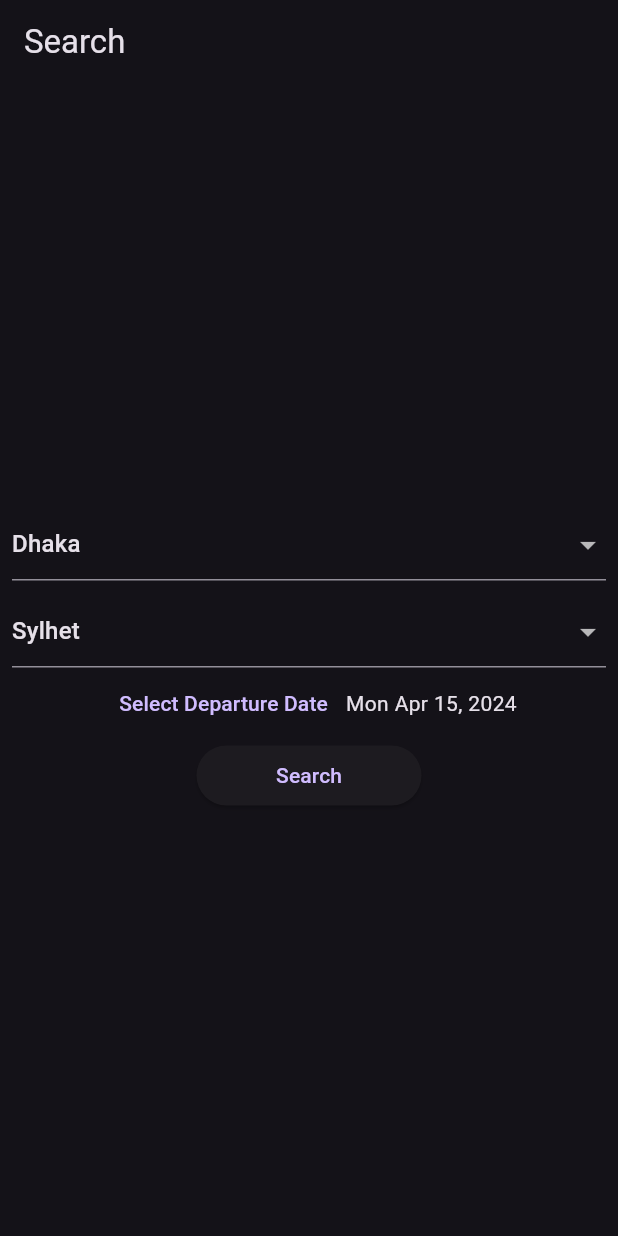
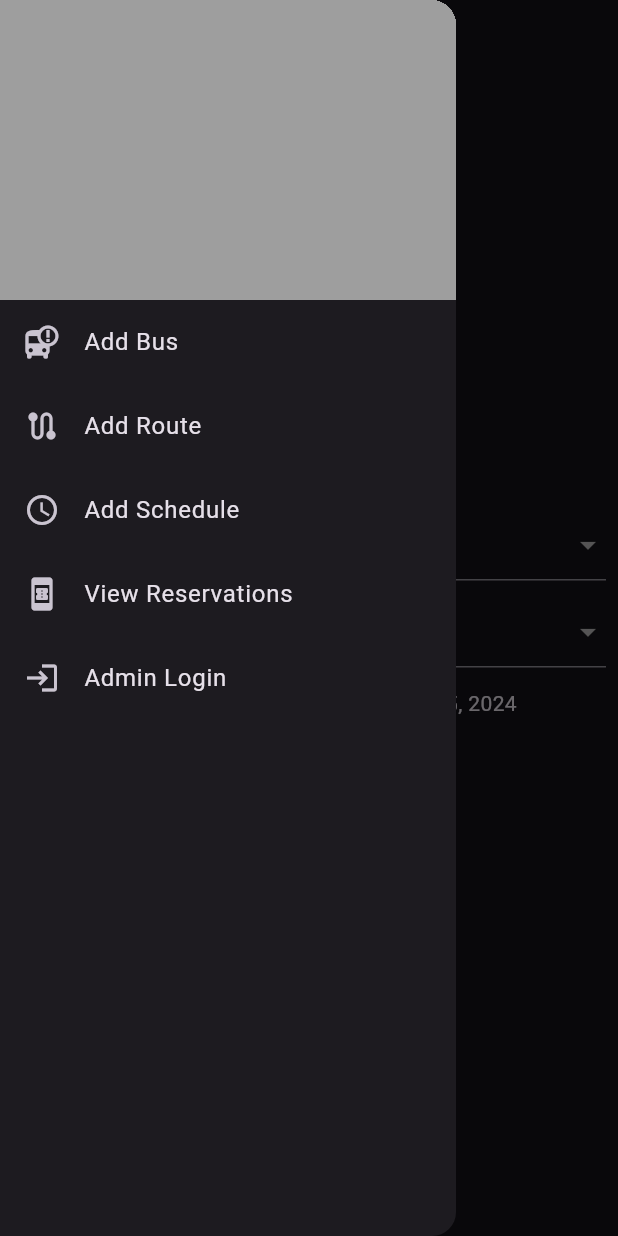
Before and after one commit to eugensosna/bus_reserv, a Flutter app: the screen it shows after launch, with the side drawer open (before the commit the screen has no drawer), on a phone screen of 412 x 824 dp. Run offline on Flutter 3.47's test engine with Material 3 defaults, Android fonts, the phone set to English and light mode, and no system bars.

```diff
--- a/bus_client/lib/drawers/main_drawer.dart
+++ b/bus_client/lib/drawers/main_drawer.dart
@@ -2,7 +2,7 @@ import 'package:bus_client/utils/constants.dart';
 import 'package:flutter/material.dart';
 
 class MainDrawer extends StatelessWidget {
-  const MainDrawer({Key? key}) : super(key: key);
+  const MainDrawer({super.key});
 
   @override
   Widget build(BuildContext context) {
--- a/bus_client/lib/pages/search_page.dart
+++ b/bus_client/lib/pages/search_page.dart
@@ -1,4 +1,5 @@
 
+import 'package:bus_client/drawers/main_drawer.dart';
 import 'package:bus_client/providers/app_data_provider.dart';
 import 'package:bus_client/utils/constants.dart';
 import 'package:bus_client/utils/helper_functions.dart';
@@ -28,6 +29,7 @@ class _SearchPageState extends State<SearchPage> {
   @override
   Widget build(BuildContext context) {
     return Scaffold(
+        drawer: MainDrawer(),
         appBar: AppBar(
           title: const Text('Search'),
         ),
```
